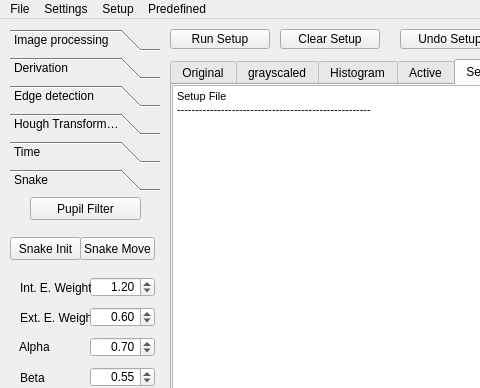
Above: mainwindow.ui from lukassos/bc_duhovka before the change; both pictures show x 0 to 480 and y 0 to 388 of the 740 by 601 pixel window. Below: the same form after it.
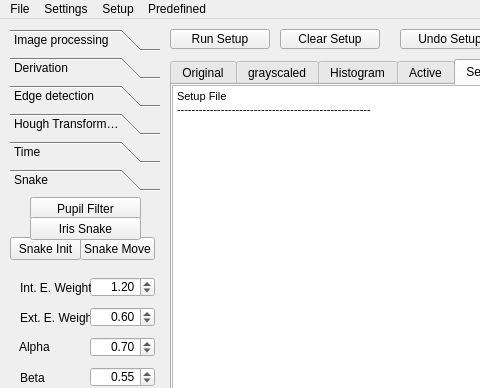
That is the form after the change.

The edit to the form file:
```diff
--- a/mainwindow.ui
+++ b/mainwindow.ui
@@ -2640,6 +2640,19 @@
        <double>120.000000000000000</double>
       </property>
      </widget>
+     <widget class="QPushButton" name="pushButton_irisSnake">
+      <property name="geometry">
+       <rect>
+        <x>20</x>
+        <y>20</y>
+        <width>111</width>
+        <height>23</height>
+       </rect>
+      </property>
+      <property name="text">
+       <string>Iris Snake</string>
+      </property>
+     </widget>
     </widget>
    </widget>
    <widget class="QPushButton" name="pushButton_clear">
```
